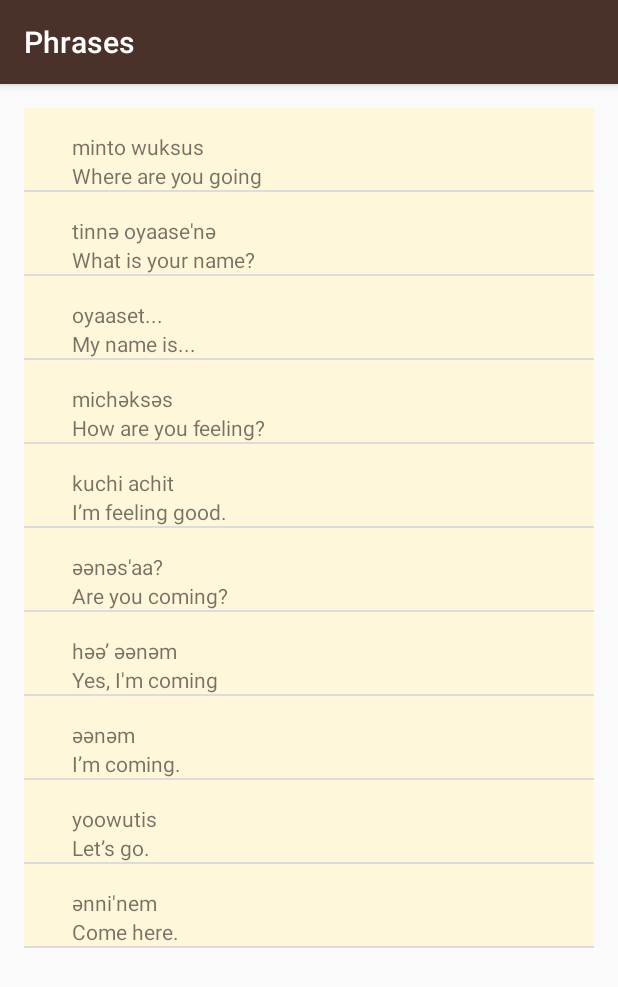
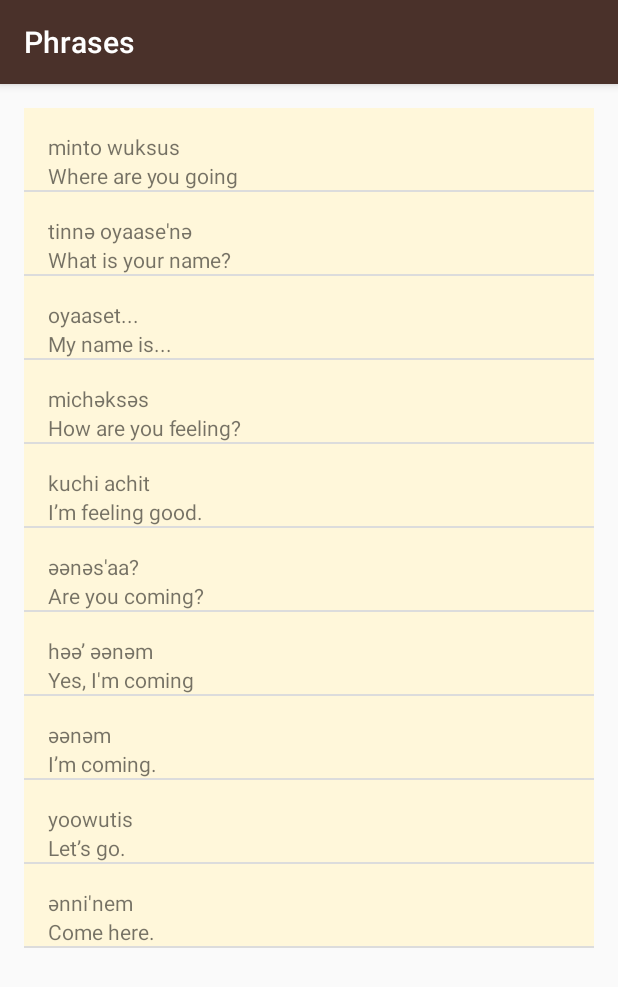
Before and after one commit to JuanByte/ud839_Miwok_Dictionary, an Android app: the Phrases screen opened directly, with no data from a screen before it, on a phone screen of 412 x 824 dp. Shown: the top 987 px of the screen. Run offline under Robolectric (Android 15) with nearby library versions, the phone set to English and light mode, and no system bars.

Commit message:
Set condition for no image

```diff
--- a/app/src/main/java/com/example/android/miwok/Word.java
+++ b/app/src/main/java/com/example/android/miwok/Word.java
@@ -32,8 +32,9 @@ public class Word {
     /**
      * Resource ID to retrieve image from our Drawable folder
      */
-    private int mImageResourceID;
-
+    private int mImageResourceID= NO_IMAGE_PROVIDED;
+    /** Constant value that represents no image was provided for this word */
+    private static final int NO_IMAGE_PROVIDED = -1;
     /**
      * Create a new Word object.
      *
@@ -82,4 +83,8 @@ public class Word {
     public int getImageResourceID() {
         return mImageResourceID;
     }
+    /**
+     * Returns whether or not there is an image for this word.
+     */
+    public boolean hasImage() { return mImageResourceID != NO_IMAGE_PROVIDED; }
 }
--- a/app/src/main/java/com/example/android/miwok/WordAdapter.java
+++ b/app/src/main/java/com/example/android/miwok/WordAdapter.java
@@ -61,8 +61,16 @@ public class WordAdapter extends ArrayAdapter<Word> {
         defaultTextView.setText(currentWord.getDefaultTranslation());
         // Find the ImageView in the list_item.xml layout with the ID image.
         ImageView imageView = (ImageView) listItemView.findViewById(R.id.miwok_image_view);
-        // Set the ImageView to the image resource specified in the current Word
-        imageView.setImageResource(currentWord.getImageResourceID());
+        // Check if an image is provided for this word or not
+        if (currentWord.hasImage()) {
+            // If an image is available, display the provided image based on the resource ID
+            imageView.setImageResource(currentWord.getImageResourceID());
+            // Make sure the view is visible
+            imageView.setVisibility(View.VISIBLE);
+        } else {
+            // Otherwise hide the ImageView (set visibility to GONE)
+            imageView.setVisibility(View.GONE);
+        }
         // Return the whole list item layout (containing 2 TextViews and an ImageView)
         // so that it can be shown in the ListView
         return listItemView;
```
